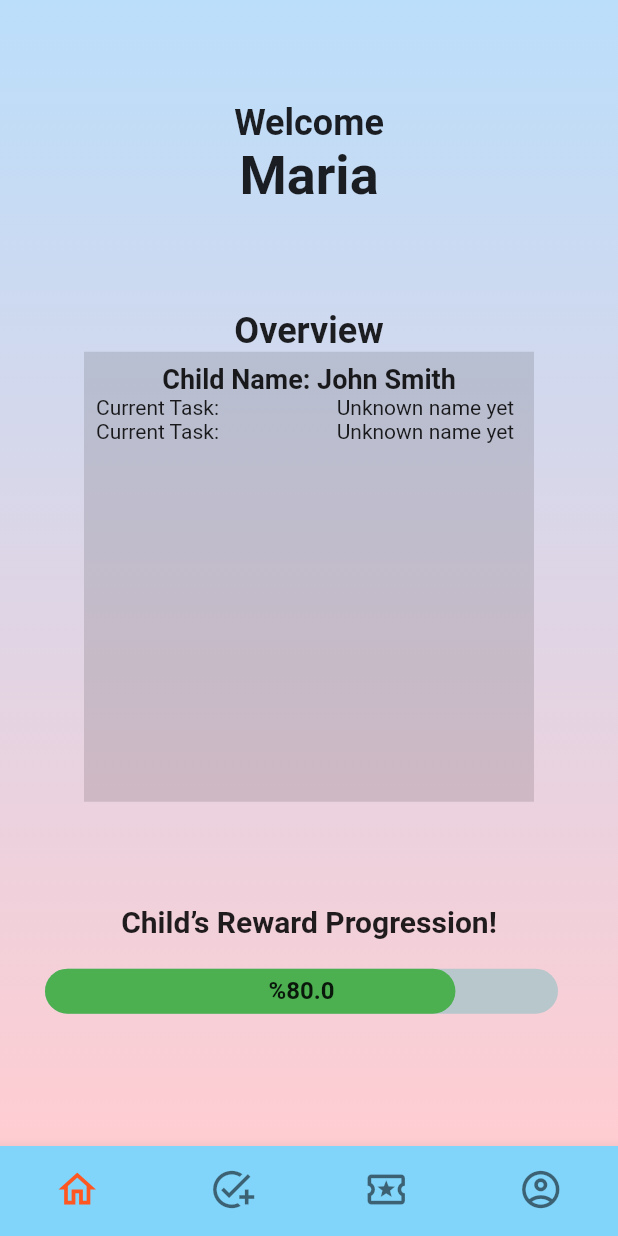
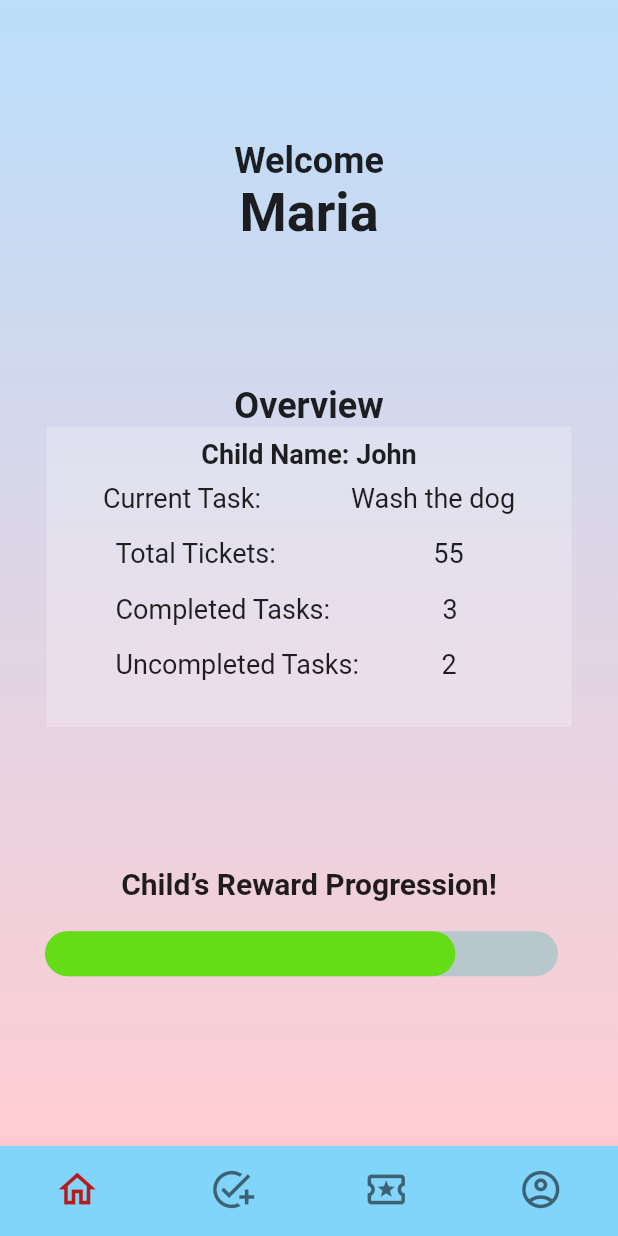
Before and after one commit to s3838761/COSCSILENCE, a Flutter app: the screen it shows after launch, after a tap on "Parental View", on a phone screen of 412 x 824 dp. Run offline on Flutter 3.47's test engine with Material 2 defaults, Android fonts, the phone set to English and light mode, and no system bars; drawn by our look-alikes of percent_indicator; our stand-ins replace flutter_fortune_wheel.

Commit message:
Adds consistency with Guardian Pages to match figma

```diff
--- a/Flutter/dopa_mine/lib/home_guardian.dart
+++ b/Flutter/dopa_mine/lib/home_guardian.dart
@@ -48,35 +48,99 @@ class _HomePageGuardianState extends State<HomePageGuardian> {
               const Text('Overview',
                   style: TextStyle(fontWeight: FontWeight.bold, fontSize: 24)),
               Container(
-                width: 300,
-                height: 300,
-                color: Colors.black12,
+                width: 350,
+                height: 200,
+                color: Colors.white24,
                 child: Padding(
                   padding: const EdgeInsets.all(8.0),
                   child: Column(
                     children: [
-                      Text('Child Name: ${childArr[0]} ${childArr[1]}',
-                          style: const TextStyle(
-                              fontWeight: FontWeight.bold, fontSize: 18)),
-                      Row(
-                        // ignore: prefer_const_literals_to_create_immutables
-                        children: <Widget>[
-                          const Padding(
-                            padding: EdgeInsets.only(right: 75),
-                            child: Text('Current Task: '),
-                          ),
-                          const Text('Unknown name yet')
-                        ],
+                      Text(
+                        'Child Name: ${childArr[0]}',
+                        style: const TextStyle(
+                            fontSize: 18, fontWeight: FontWeight.bold),
                       ),
-                      Row(
-                        // ignore: prefer_const_literals_to_create_immutables
-                        children: <Widget>[
-                          const Padding(
-                            padding: EdgeInsets.only(right: 75),
-                            child: Text('Current Task: '),
-                          ),
-                          const Text('Unknown name yet')
-                        ],
+                      Padding(
+                        padding: const EdgeInsets.all(8.0),
+                        child: Row(
+                          mainAxisAlignment: MainAxisAlignment.center,
+                          children: const <Widget>[
+                            Text(
+                              'Current Task:',
+                              style: TextStyle(fontSize: 18),
+                            ),
+                            Padding(
+                              padding: EdgeInsets.only(left: 60),
+                              child: Text(
+                                'Wash the dog',
+                                style: TextStyle(fontSize: 18),
+                              ),
+                            )
+                          ],
+                        ),
+                      ),
+                      Padding(
+                        padding: const EdgeInsets.all(8.0),
+                        child: Row(
+                          children: const <Widget>[
+                            Padding(
+                              padding: EdgeInsets.symmetric(horizontal: 30),
+                              child: Text(
+                                'Total Tickets:',
+                                style: TextStyle(fontSize: 18),
+                              ),
+                            ),
+                            Padding(
+                              padding: EdgeInsets.only(left: 75),
+                              child: Text(
+                                '55',
+                                style: TextStyle(fontSize: 18),
+                              ),
+                            )
+                          ],
+                        ),
+                      ),
+                      Padding(
+                        padding: const EdgeInsets.all(8.0),
+                        child: Row(
+                          children: const <Widget>[
+                            Padding(
+                              padding: EdgeInsets.symmetric(horizontal: 30),
+                              child: Text(
+                                'Completed Tasks:',
+                                style: TextStyle(fontSize: 18),
+                              ),
+                            ),
+                            Padding(
+                              padding: EdgeInsets.only(left: 45),
+                              child: Text(
+                                '3',
+                                style: TextStyle(fontSize: 18),
+                              ),
+                            )
+                          ],
+                        ),
+                      ),
+                      Padding(
+                        padding: const EdgeInsets.all(8.0),
+                        child: Row(
+                          children: const <Widget>[
+                            Padding(
+                              padding: EdgeInsets.symmetric(horizontal: 30),
+                              child: Text(
+                                'Uncompleted Tasks:',
+                                style: TextStyle(fontSize: 18),
+                              ),
+                            ),
+                            Padding(
+                              padding: EdgeInsets.only(left: 25),
+                              child: Text(
+                                '2',
+                                style: TextStyle(fontSize: 18),
+                              ),
+                            )
+                          ],
+                        ),
                       )
                     ],
                   ),
@@ -95,13 +159,8 @@ class _HomePageGuardianState extends State<HomePageGuardian> {
                   lineHeight: 30.0,
                   animationDuration: 2500,
                   percent: childArr[4] / childArr[5],
-                  center: Text(
-                    '%${(childArr[4] / childArr[5] * 100)}',
-                    style: const TextStyle(
-                        fontWeight: FontWeight.bold, fontSize: 16),
-                  ),
                   linearStrokeCap: LinearStrokeCap.roundAll,
-                  progressColor: Colors.green,
+                  progressColor: Colors.lightGreenAccent.shade700,
                 ),
               ),
               const Spacer(),
--- a/Flutter/dopa_mine/lib/main.dart
+++ b/Flutter/dopa_mine/lib/main.dart
@@ -1,3 +1,4 @@
+import 'package:dopa_mine/profile_guardian.dart';
 import 'package:dopa_mine/rewards_guardian.dart';
 import 'package:flutter/material.dart';
 import 'package:dopa_mine/tasks.dart';
@@ -149,7 +150,7 @@ class _ParentalViewState extends State<ParentalView> {
     const HomePageGuardian(),
     const TasksPageGuardian(),
     const RewardsPageGuardian(),
-    const ProfilePage()
+    const ProfilePageGuardian()
   ];
 
   @override
@@ -164,7 +165,7 @@ class _ParentalViewState extends State<ParentalView> {
           showSelectedLabels: false,
           showUnselectedLabels: false,
           iconSize: 30,
-          selectedItemColor: Colors.deepOrange,
+          selectedItemColor: Colors.red.shade900,
           type: BottomNavigationBarType.fixed,
           // Bottom Nav navigation
           currentIndex: currentIndex,
--- /dev/null
+++ b/Flutter/dopa_mine/lib/profile_guardian.dart
@@ -0,0 +1,169 @@
+import 'package:flutter/material.dart';
+
+class ProfilePageGuardian extends StatefulWidget {
+  const ProfilePageGuardian({Key? key}) : super(key: key);
+
+  @override
+  _ProfilePageGuardianState createState() => _ProfilePageGuardianState();
+}
+
+class _ProfilePageGuardianState extends State<ProfilePageGuardian> {
+  List childArr = [
+    'John',
+    'Smith',
+    12,
+    'johnsmith@gmail.com',
+    /*Tickets*/ 120,
+    /*Tickets desired*/ 150,
+    /*Completed Tasks*/ 3,
+    /*Uncompleted Tasks*/ 8,
+  ];
+
+  List guardArr = ['Maria', 'Smith', 'mariasmith@gmail.com'];
+
+  @override
+  Widget build(BuildContext context) {
+    return Scaffold(
+      body: Container(
+        width: double.infinity,
+        decoration: BoxDecoration(
+            gradient: LinearGradient(
+                begin: Alignment.bottomCenter,
+                end: Alignment.topCenter,
+                colors: [Colors.red.shade100, Colors.blue.shade100])),
+        child: Column(
+          children: [
+            const Spacer(),
+            Row(
+              mainAxisAlignment: MainAxisAlignment.center,
+              children: <Widget>[
+                Padding(
+                  padding: const EdgeInsets.all(20),
+                  child: Container(
+                    width: 100,
+                    height: 150,
+                    decoration: BoxDecoration(
+                        border: Border.all(color: Colors.black12, width: 0.0),
+                        borderRadius:
+                            const BorderRadius.all(Radius.elliptical(100, 150)),
+                        color: Colors.black12,
+                        shape: BoxShape.rectangle),
+                  ),
+                ),
+                Column(
+                  children: <Widget>[
+                    Padding(
+                      padding: const EdgeInsets.all(5),
+                      child: Text(
+                        'Firstname : ${guardArr[0]}',
+                        style: const TextStyle(fontSize: 16),
+                      ),
+                    ),
+                    Padding(
+                      padding: const EdgeInsets.all(5),
+                      child: Text(
+                        'Lastname : ${guardArr[1]}',
+                        style: const TextStyle(fontSize: 16),
+                      ),
+                    ),
+                    Padding(
+                      padding: const EdgeInsets.all(5),
+                      child: Text(
+                        'Email : ${guardArr[2]}',
+                        style: const TextStyle(fontSize: 16),
+                      ),
+                    ),
+                  ],
+                )
+              ],
+            ),
+            Column(
+              children: <Widget>[
+                const Text(
+                  'Parent/Guardian Information',
+                  style: TextStyle(fontWeight: FontWeight.bold, fontSize: 24),
+                ),
+                Row(
+                  mainAxisAlignment: MainAxisAlignment.center,
+                  children: <Widget>[
+                    Padding(
+                      padding: const EdgeInsets.fromLTRB(0, 10, 25, 20),
+                      child: Text(
+                        'Firstname : ${childArr[0]}',
+                        style: const TextStyle(fontSize: 16),
+                      ),
+                    ),
+                    Padding(
+                      padding: const EdgeInsets.fromLTRB(25, 10, 0, 20),
+                      child: Text(
+                        'Lastname : ${childArr[1]}',
+                        style: const TextStyle(fontSize: 16),
+                      ),
+                    )
+                  ],
+                ),
+                Row(
+                  mainAxisAlignment: MainAxisAlignment.center,
+                  children: <Widget>[
+                    Padding(
+                      padding: const EdgeInsets.fromLTRB(0, 10, 25, 20),
+                      child: Text(
+                        'Email : ${childArr[3]}',
+                        style: const TextStyle(fontSize: 16),
+                      ),
+                    ),
+                    Padding(
+                      padding: const EdgeInsets.fromLTRB(25, 10, 0, 20),
+                      child: Text(
+                        'Age : ${childArr[2]}',
+                        style: const TextStyle(fontSize: 16),
+                      ),
+                    )
+                  ],
+                ),
+                Padding(
+                  padding: const EdgeInsets.all(8.0),
+                  child: Text(
+                    'Total Completed Tasks : ${childArr[6]}',
+                    style: const TextStyle(fontSize: 16),
+                  ),
+                ),
+                Padding(
+                  padding: const EdgeInsets.all(8.0),
+                  child: Text(
+                    'Total Uncompleted Tasks : ${childArr[7]}',
+                    style: const TextStyle(fontSize: 16),
+                  ),
+                ),
+                const Padding(
+                  padding: EdgeInsets.all(8.0),
+                  child: Text(
+                    'Current Task : Wash the Dog',
+                    style: TextStyle(fontSize: 16),
+                  ),
+                ),
+                Padding(
+                  padding: const EdgeInsets.all(8.0),
+                  child: Text(
+                    'Total Tickets : ${childArr[5]}',
+                    style: const TextStyle(fontSize: 16),
+                  ),
+                ),
+                const Padding(
+                  padding: EdgeInsets.all(8.0),
+                  child: Text(
+                    'Last Reward Earned : \$20 cash',
+                    style: TextStyle(fontSize: 16),
+                  ),
+                ),
+              ],
+            ),
+            const Spacer(
+              flex: 2,
+            )
+          ],
+        ),
+      ),
+    );
+  }
+}
--- a/Flutter/dopa_mine/lib/rewards_guardian.dart
+++ b/Flutter/dopa_mine/lib/rewards_guardian.dart
@@ -43,6 +43,16 @@ class _RewardsPageGuardianState extends State<RewardsPageGuardian> {
               ),
             ),
             ...rewardOptions.map(buildCheckbox).toList(),
+            ElevatedButton(
+                style: ElevatedButton.styleFrom(
+                    padding: const EdgeInsets.symmetric(horizontal: 30),
+                    shape: RoundedRectangleBorder(
+                        borderRadius: BorderRadius.circular(20))),
+                onPressed: () {},
+                child: const Text(
+                  'Delete Reward',
+                  style: TextStyle(fontSize: 20, fontWeight: FontWeight.bold),
+                )),
             const Padding(
               padding: EdgeInsets.only(top: 50),
               child: Text(
@@ -87,6 +97,7 @@ class _RewardsPageGuardianState extends State<RewardsPageGuardian> {
                             height: 40,
                             width: 60,
                             decoration: BoxDecoration(
+                                color: Colors.white,
                                 borderRadius: BorderRadius.circular(12),
                                 border: Border.all(color: Colors.black38)),
                             child: DropdownButtonHideUnderline(
@@ -104,13 +115,20 @@ class _RewardsPageGuardianState extends State<RewardsPageGuardian> {
                   ],
                 )),
             ElevatedButton(
+                style: ElevatedButton.styleFrom(
+                    padding: const EdgeInsets.symmetric(horizontal: 30),
+                    shape: RoundedRectangleBorder(
+                        borderRadius: BorderRadius.circular(20))),
                 onPressed: () {
                   if (_formKey.currentState!.validate()) {
                     ScaffoldMessenger.of(context).showSnackBar(const SnackBar(
                         content: Text('Adding Reward Option...')));
                   }
                 },
-                child: const Text('Add Reward'))
+                child: const Text(
+                  'Add Reward',
+                  style: TextStyle(fontSize: 20, fontWeight: FontWeight.bold),
+                )),
           ],
         ),
       ),
--- a/Flutter/dopa_mine/lib/tasks_guardian.dart
+++ b/Flutter/dopa_mine/lib/tasks_guardian.dart
@@ -55,6 +55,16 @@ class _TasksPageGuardianState extends State<TasksPageGuardian> {
               ),
             ),
             ...rewardOptions.map(buildCheckbox).toList(),
+            ElevatedButton(
+                style: ElevatedButton.styleFrom(
+                    padding: const EdgeInsets.symmetric(horizontal: 30),
+                    shape: RoundedRectangleBorder(
+                        borderRadius: BorderRadius.circular(20))),
+                onPressed: () {},
+                child: const Text(
+                  'Delete Task',
+                  style: TextStyle(fontSize: 20, fontWeight: FontWeight.bold),
+                )),
             const Padding(
               padding: EdgeInsets.only(top: 50),
               child: Text(
@@ -99,6 +109,7 @@ class _TasksPageGuardianState extends State<TasksPageGuardian> {
                             height: 40,
                             width: 60,
                             decoration: BoxDecoration(
+                                color: Colors.white,
                                 borderRadius: BorderRadius.circular(12),
                                 border: Border.all(color: Colors.black38)),
                             child: DropdownButtonHideUnderline(
@@ -116,13 +127,20 @@ class _TasksPageGuardianState extends State<TasksPageGuardian> {
                   ],
                 )),
             ElevatedButton(
+                style: ElevatedButton.styleFrom(
+                    padding: const EdgeInsets.symmetric(horizontal: 30),
+                    shape: RoundedRectangleBorder(
+                        borderRadius: BorderRadius.circular(20))),
                 onPressed: () {
                   if (_formKey.currentState!.validate()) {
                     ScaffoldMessenger.of(context).showSnackBar(
                         const SnackBar(content: Text('Adding Task Option...')));
                   }
                 },
-                child: const Text('Add Task'))
+                child: const Text(
+                  'Add Task',
+                  style: TextStyle(fontSize: 20, fontWeight: FontWeight.bold),
+                )),
           ],
         ),
       ),
```
